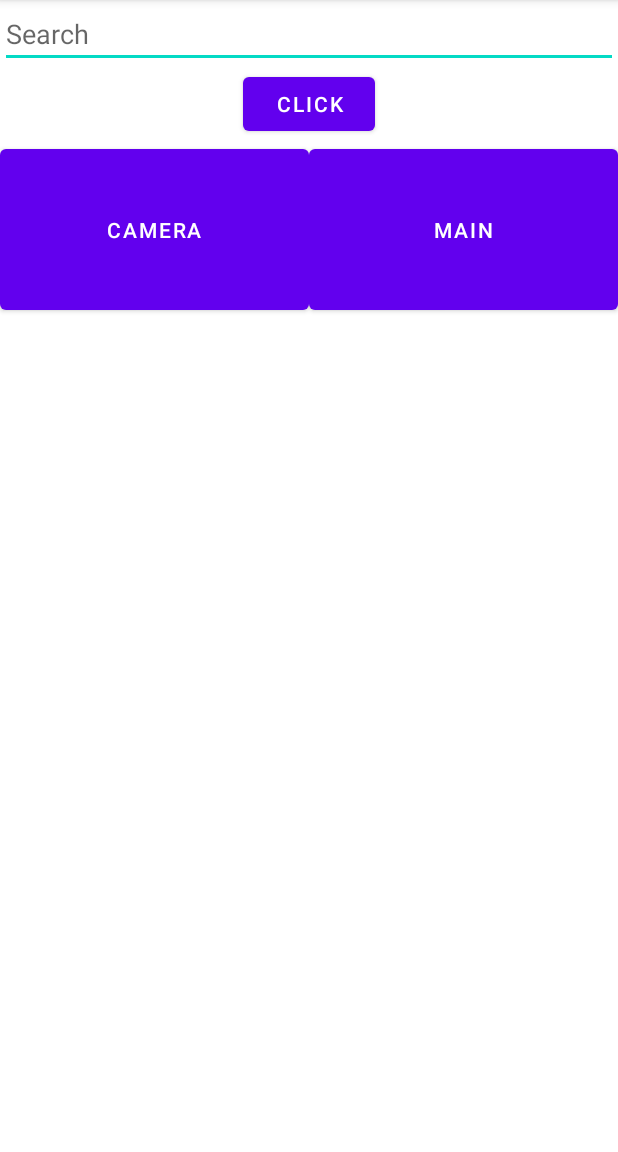
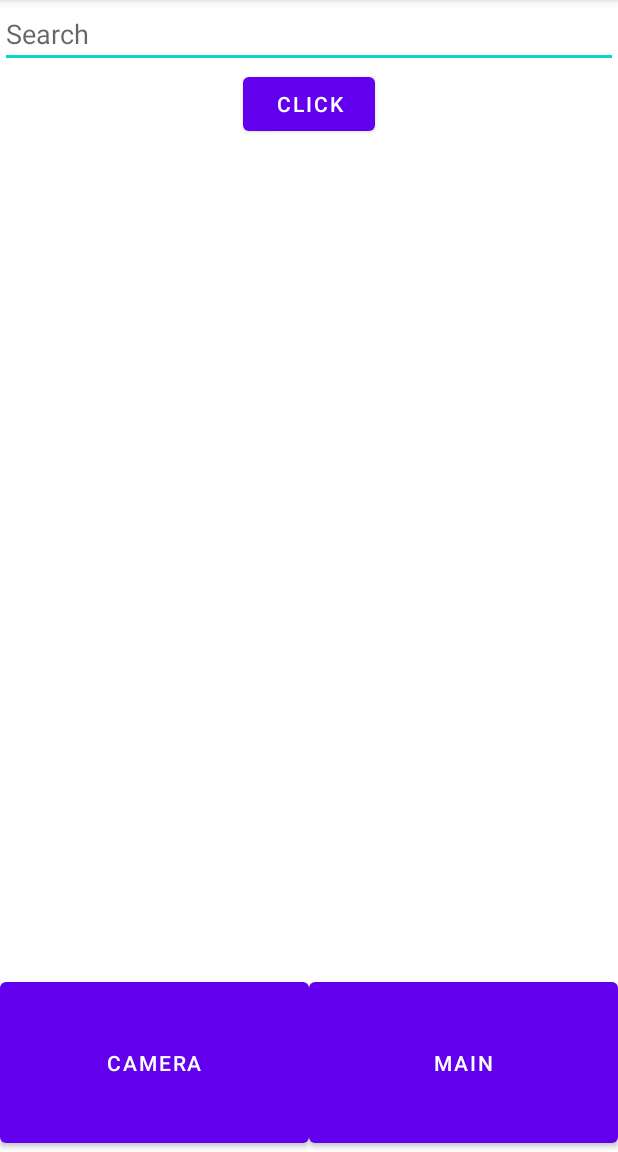
Before and after one commit to DCHICHE/android-intech-2020, an Android app: the screen it shows after launch (MainActivity), after a tap on "CLICK", on a phone screen of 412 x 824 dp, the part 84-1236 px from its top. Run offline under Robolectric (Android 15) with nearby library versions, the phone set to English and light mode, and no system bars; our stand-ins replace Picasso, RxJava; pictures from the network do not load.

Commit message:
en fait c'est bon 👌

```diff
--- a/app/src/main/java/com/example/intechcours/MainActivity.kt
+++ b/app/src/main/java/com/example/intechcours/MainActivity.kt
@@ -19,6 +19,7 @@ import io.reactivex.schedulers.Schedulers
 class MainActivity : AppCompatActivity(), AdapterMovie.ClickMovieListener {
 
     private val disposable = CompositeDisposable();
+    val history = arrayListOf<Movie>();
     val listMovie = arrayListOf<Movie>();
 
     override fun onCreate(savedInstanceState: Bundle?) {
@@ -35,11 +36,14 @@ class MainActivity : AppCompatActivity(), AdapterMovie.ClickMovieListener {
         btn_click_me.setOnClickListener {
           this.OnSearch()
         }
+        openHistory();
     }
 
     fun OnSearch(){
         val editText: EditText = findViewById(R.id.searchMovie);
-
+        if (editText.text.toString().isEmpty()) {
+            openHistory();
+        } else {
             disposable.add(ApiService.searchMovie(editText.text.toString())
                 .subscribeOn(Schedulers.io())
                 .observeOn(AndroidSchedulers.mainThread())
@@ -56,10 +60,16 @@ class MainActivity : AppCompatActivity(), AdapterMovie.ClickMovieListener {
 //                recyclerView.getLayoutManager()?.setMeasurementCacheEnabled(false);
                 },Throwable::printStackTrace)
             );
+        }
+    }
 
+    fun openHistory() {
+        val adapter = AdapterMovie(history,this);
+        val recyclerView = findViewById<View>(R.id.movieList) as RecyclerView
     }
 
     override fun onMovieClick(position: Int) {
+        history.add(0, listMovie[position]);
         Log.i("titleMovie",listMovie[position].title)
     }
 //            },Throwable::printStackTrace)
--- a/app/src/main/res/layout/activity_main.xml
+++ b/app/src/main/res/layout/activity_main.xml
@@ -1,5 +1,5 @@
 <?xml version="1.0" encoding="utf-8"?>
-<LinearLayout xmlns:android="http://schemas.android.com/apk/res/android"
+<RelativeLayout xmlns:android="http://schemas.android.com/apk/res/android"
     xmlns:app="http://schemas.android.com/apk/res-auto"
     xmlns:tools="http://schemas.android.com/tools"
     android:layout_width="match_parent"
@@ -19,21 +19,26 @@
         android:id="@+id/button"
         android:layout_width="wrap_content"
         android:layout_height="wrap_content"
-        android:layout_below="@+id/textView"
+        android:layout_below="@+id/searchMovie"
         android:layout_centerInParent="true"
         android:layout_gravity="center"
-        android:text="click" />
+        android:text="click"/>
 
     <androidx.recyclerview.widget.RecyclerView
         android:id="@+id/movieList"
         android:layout_width="match_parent"
-        android:layout_height="wrap_content" />
+        android:layout_height="wrap_content"
+        android:layout_below="@+id/button"
+        android:layout_above="@+id/bottom_bar"/>
 
     <fragment
         android:name="com.example.intechcours.BottomBar"
         android:id="@+id/bottom_bar"
         android:layout_width="match_parent"
-        android:layout_height="wrap_content"/>
+        android:layout_height="wrap_content"
+        android:layout_alignParentBottom="true"
+        android:layout_alignParentLeft="true"
+        android:layout_alignParentRight="true" />
 
 
-</LinearLayout>
+</RelativeLayout>
```
Lines whose indentation alone changed are shown as unchanged.
